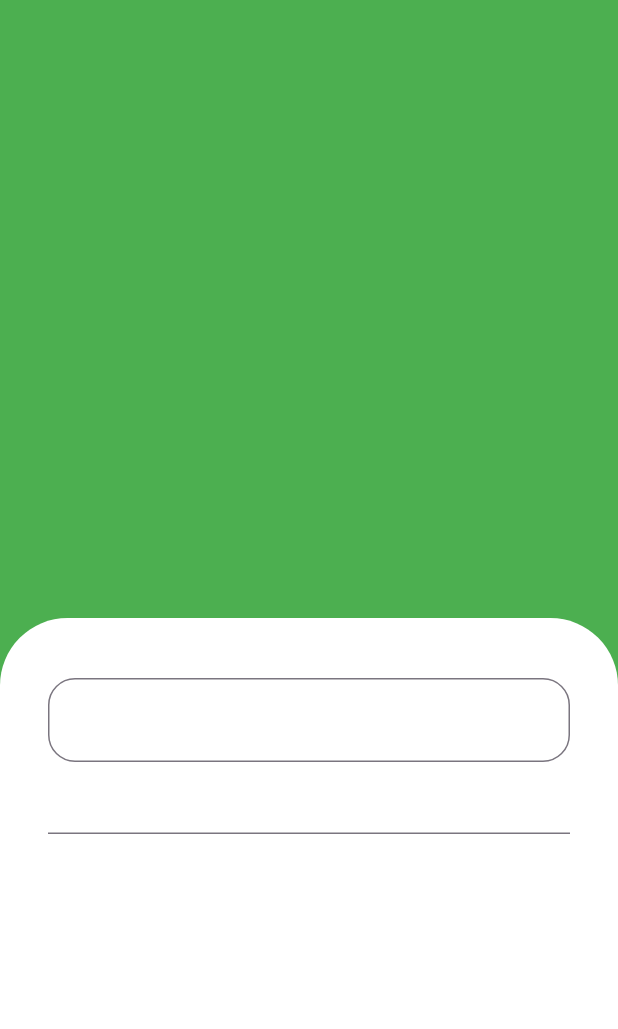
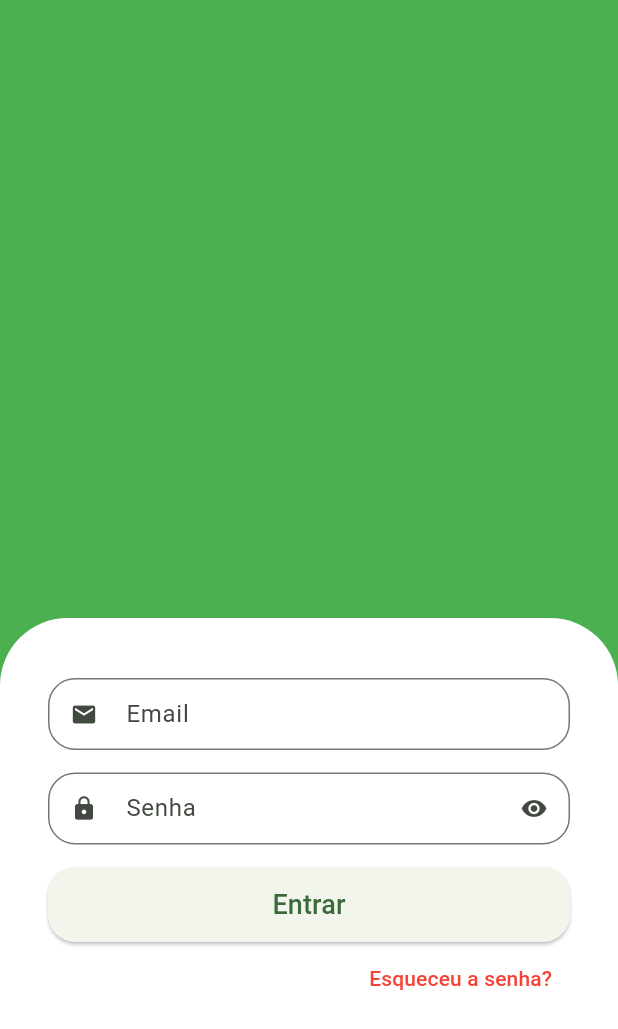
Before and after one commit to eduardocintrasantos/HortifrutiApp, a Flutter app: the screen it shows after launch, on a phone screen of 412 x 824 dp. Shown: the top 1029 px of the screen. Run offline on Flutter 3.47's test engine with Material 3 defaults, Android fonts, the phone set to English and light mode, and no system bars.

Commit message:
Input e button login

```diff
--- a/lib/main.dart
+++ b/lib/main.dart
@@ -1,5 +1,5 @@
 import 'package:flutter/material.dart';
-import 'package:hortifruti_app/src/autenticacao/sign_in_screen.dart';
+import 'package:hortifruti_app/src/sign_in_screen.dart';
 
 void main() {
   runApp(const MyApp());
@@ -13,7 +13,7 @@ class MyApp extends StatelessWidget {
     return MaterialApp(
       title: 'Flutter Demo',
       theme: ThemeData(
-        colorScheme: ColorScheme.fromSeed(seedColor: Colors.deepPurple),
+        colorScheme: ColorScheme.fromSeed(seedColor: Colors.green),
       ),
       debugShowCheckedModeBanner: false,
       home: const SignInScreen(),
--- a/lib/src/autenticacao/sign_in_screen.dart
+++ /dev/null
@@ -1,50 +0,0 @@
-import 'package:flutter/material.dart';
-
-class SignInScreen extends StatelessWidget {
-  const SignInScreen({super.key});
-
-  @override
-  Widget build(BuildContext context) {
-    return Scaffold(
-      backgroundColor: Colors.green,
-      body: Column(
-        children: [
-          Expanded(
-            child: Container(
-              color: Colors.green,
-            )
-          ),
-          Expanded(
-            child: Container(
-              padding: const EdgeInsets.symmetric(
-                horizontal: 32,
-                vertical: 40
-              ),
-              decoration: const BoxDecoration(
-                color: Colors.white,
-                borderRadius: BorderRadius.vertical(
-                  top: Radius.circular(45),
-                )
-              ),
-              child: Column(
-                children: [
-                  //Email
-                  TextFormField(
-                    decoration: InputDecoration(
-                      border: OutlineInputBorder(
-                        borderRadius: BorderRadius.circular(18)
-                      )
-                    ),
-                  ),
-
-                  //Senha
-                  TextFormField(),
-                ],
-              ),
-            )
-          )
-        ],
-      )
-    );
-  }
-}
--- /dev/null
+++ b/lib/src/components/custom_text_field.dart
@@ -0,0 +1,57 @@
+import 'package:flutter/material.dart';
+
+class CustomTextField extends StatefulWidget {
+  final IconData icon;
+  final String label;
+  final bool isSecret;
+
+  const CustomTextField({
+    super.key,
+    required this.icon,
+    required this.label,
+    this.isSecret = false,
+  });
+
+  @override
+  State<CustomTextField> createState() => _CustomTextFieldState();
+}
+
+class _CustomTextFieldState extends State<CustomTextField> {
+  bool isObscure = false;
+
+  @override
+  void initState() {
+    // TODO: implement initState
+    super.initState();
+    isObscure = widget.isSecret;
+  }
+
+  @override
+  Widget build(BuildContext context) {
+    return Padding(
+      padding: const EdgeInsets.only(bottom: 15),
+      child: TextFormField(
+        obscureText: isObscure,
+        decoration: InputDecoration(
+          suffixIcon:
+              widget.isSecret
+                  ? IconButton(
+                    onPressed: () {
+                      setState(() {
+                        isObscure = !isObscure;
+                      });
+                    },
+                    icon: Icon(
+                      isObscure ? Icons.visibility : Icons.visibility_off,
+                    ),
+                  )
+                  : null,
+          prefixIcon: Icon(widget.icon),
+          labelText: widget.label,
+          isDense: true,
+          border: OutlineInputBorder(borderRadius: BorderRadius.circular(18)),
+        ),
+      ),
+    );
+  }
+}
--- /dev/null
+++ b/lib/src/sign_in_screen.dart
@@ -0,0 +1,67 @@
+import 'package:flutter/material.dart';
+import 'package:hortifruti_app/src/components/custom_text_field.dart';
+
+class SignInScreen extends StatelessWidget {
+  const SignInScreen({super.key});
+
+  @override
+  Widget build(BuildContext context) {
+    return Scaffold(
+      backgroundColor: Colors.green,
+      body: Column(
+        children: [
+          Expanded(child: Container(color: Colors.green)),
+          Expanded(
+            child: Container(
+              padding: const EdgeInsets.symmetric(horizontal: 32, vertical: 40),
+              decoration: const BoxDecoration(
+                color: Colors.white,
+                borderRadius: BorderRadius.vertical(top: Radius.circular(45)),
+              ),
+              child: Column(
+                crossAxisAlignment: CrossAxisAlignment.stretch,
+                children: [
+                  //Email
+                  CustomTextField(icon: Icons.email, label: 'Email'),
+                  //Senha
+                  CustomTextField(
+                    icon: Icons.lock,
+                    label: 'Senha',
+                    isSecret: true,
+                  ),
+                  //Logar
+                  SizedBox(
+                    height: 50,
+                    child: ElevatedButton(
+                      style: ElevatedButton.styleFrom(
+                        shape: RoundedRectangleBorder(
+                          borderRadius: BorderRadius.circular(18),
+                        ),
+                      ),
+                      onPressed: () {},
+                      child: const Text(
+                        'Entrar',
+                        style: TextStyle(fontSize: 18),
+                      ),
+                    ),
+                  ),
+                  //Esqueceu a senha
+                  Align(
+                    alignment: Alignment.centerRight,
+                    child: TextButton(
+                      onPressed: () {},
+                      child: const Text(
+                        'Esqueceu a senha?',
+                        style: TextStyle(color: Colors.red),
+                      ),
+                    ),
+                  ),
+                ],
+              ),
+            ),
+          ),
+        ],
+      ),
+    );
+  }
+}
```
